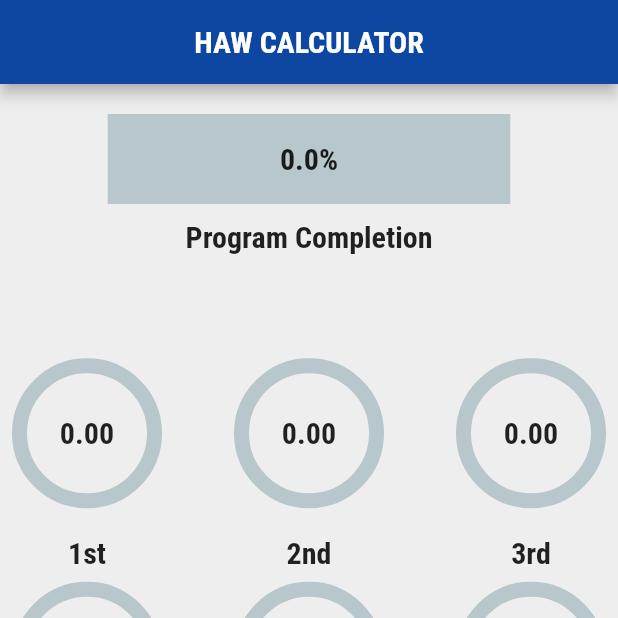
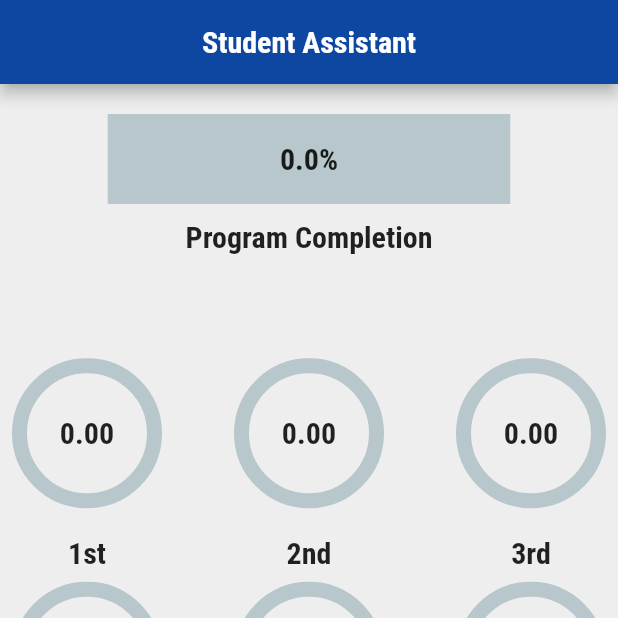
Before and after one commit to HussamKayed/Student_Assistant, a Flutter app: the screen it shows after launch, on a phone screen of 412 x 824 dp, the top half of it. Run offline on Flutter 3.47's test engine with Material 2 defaults, Android fonts, the phone set to English and light mode, and no system bars; drawn by our look-alikes of percent_indicator; our stand-ins replace flutter_slidable.

Commit message:
Name Changed

```diff
--- a/lib/screens/semesters_summary_screen.dart
+++ b/lib/screens/semesters_summary_screen.dart
@@ -40,7 +40,7 @@ class _SemestersSummaryScreenState extends State<SemestersSummaryScreen> {
     final subject = Provider.of<Subjects>(context);
     return Scaffold(
       appBar: AppBar(
-        title: const Text('HAW CALCULATOR'),
+        title: const Text('Student Assistant'),
         centerTitle: true,
         backgroundColor: Theme.of(context).primaryColor,
       ),
```
